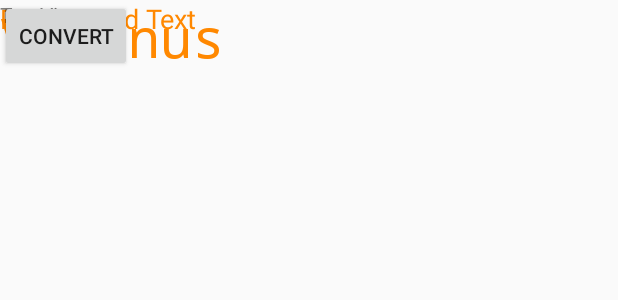
After one commit to choudhury-abhishek29/CameraDemo, an Android app: the layout activity_read.xml on its own in the app's theme, with its tools: preview values and no code run, on a phone screen of 412 x 824 dp. The commit adds this screen. Shown: the top 300 px of the screen. Run offline under Robolectric (Android 15) with nearby library versions, the phone set to English and light mode, and no system bars.

Commit message:
Newly added files

```diff
--- /dev/null
+++ b/app/src/main/res/layout/activity_read.xml
@@ -0,0 +1,55 @@
+<?xml version="1.0" encoding="utf-8"?>
+<android.support.constraint.ConstraintLayout xmlns:android="http://schemas.android.com/apk/res/android"
+    xmlns:app="http://schemas.android.com/apk/res-auto"
+    xmlns:tools="http://schemas.android.com/tools"
+    android:layout_width="match_parent"
+    android:layout_height="match_parent"
+    tools:context="com.visonus.camerademo.ReadActivity">
+
+    <TextView
+        android:text="ViSonus"
+        android:layout_width="0dp"
+        android:layout_height="wrap_content"
+        android:id="@+id/textView5"
+        android:textSize="36sp"
+        android:layout_alignParentTop="true"
+        android:layout_centerHorizontal="true"
+        android:textAlignment="center"
+        tools:textColor="@android:color/holo_orange_dark"
+        android:fontFamily="monospace"
+        tools:layout_editor_absoluteY="35dp"
+        tools:layout_editor_absoluteX="117dp" />
+
+    <TextView
+        android:text="Recognized Text"
+        android:layout_width="0dp"
+        android:layout_height="wrap_content"
+        android:id="@+id/RecognizedText"
+        android:textAllCaps="false"
+        android:textAlignment="center"
+        android:textSize="18sp"
+        android:textColor="@android:color/holo_orange_dark"
+        android:layout_below="@+id/textView5"
+        android:layout_alignParentEnd="true"
+        tools:layout_editor_absoluteY="100dp"
+        tools:layout_editor_absoluteX="126dp" />
+
+    <Button
+        android:text="Convert"
+        android:layout_width="wrap_content"
+        android:layout_height="wrap_content"
+        android:layout_centerVertical="true"
+        android:layout_alignParentStart="true"
+        android:id="@+id/button_speak"
+        tools:layout_editor_absoluteY="341dp"
+        tools:layout_editor_absoluteX="148dp" />
+
+    <TextView
+        android:id="@+id/recievedText"
+        android:layout_width="wrap_content"
+        android:layout_height="wrap_content"
+        android:text="TextView"
+        tools:layout_editor_absoluteX="162dp"
+        tools:layout_editor_absoluteY="199dp" />
+
+</android.support.constraint.ConstraintLayout>
```
Also changed, not shown: app/src/main/java/com/visonus/camerademo/MainActivity.java (+6 -3 lines), app/src/main/java/com/visonus/camerademo/ReadActivity.java (added, +67 -0 lines), app/src/main/java/com/visonus/camerademo/TaskCompleted.java (added, +9 -0 lines).
